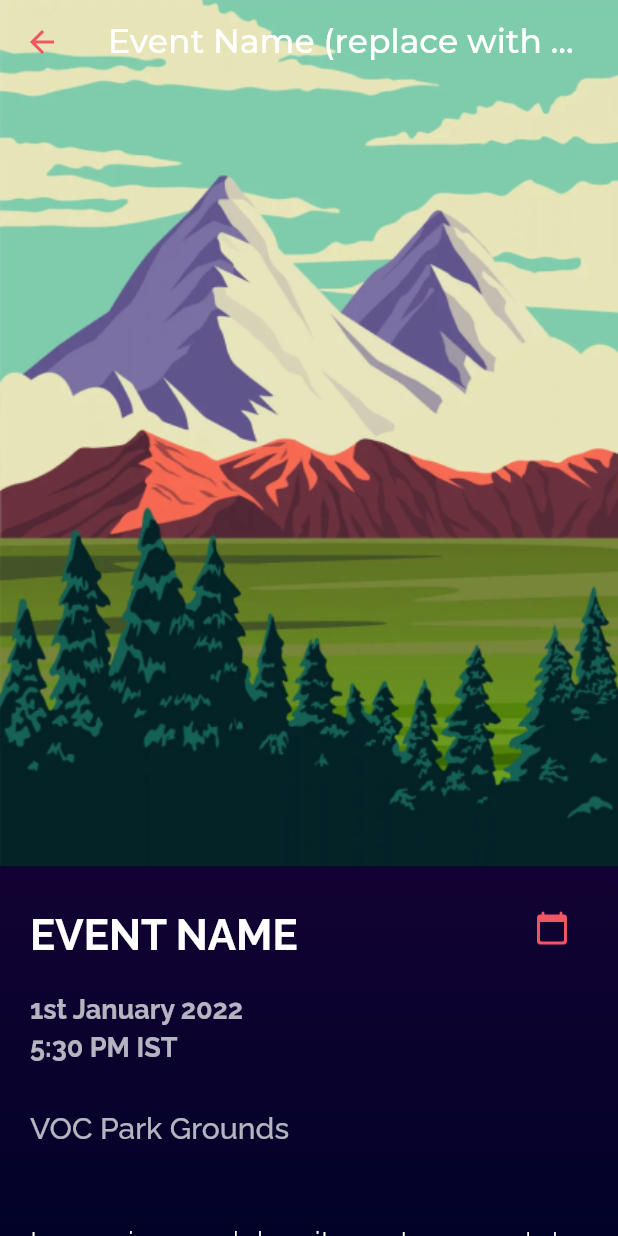
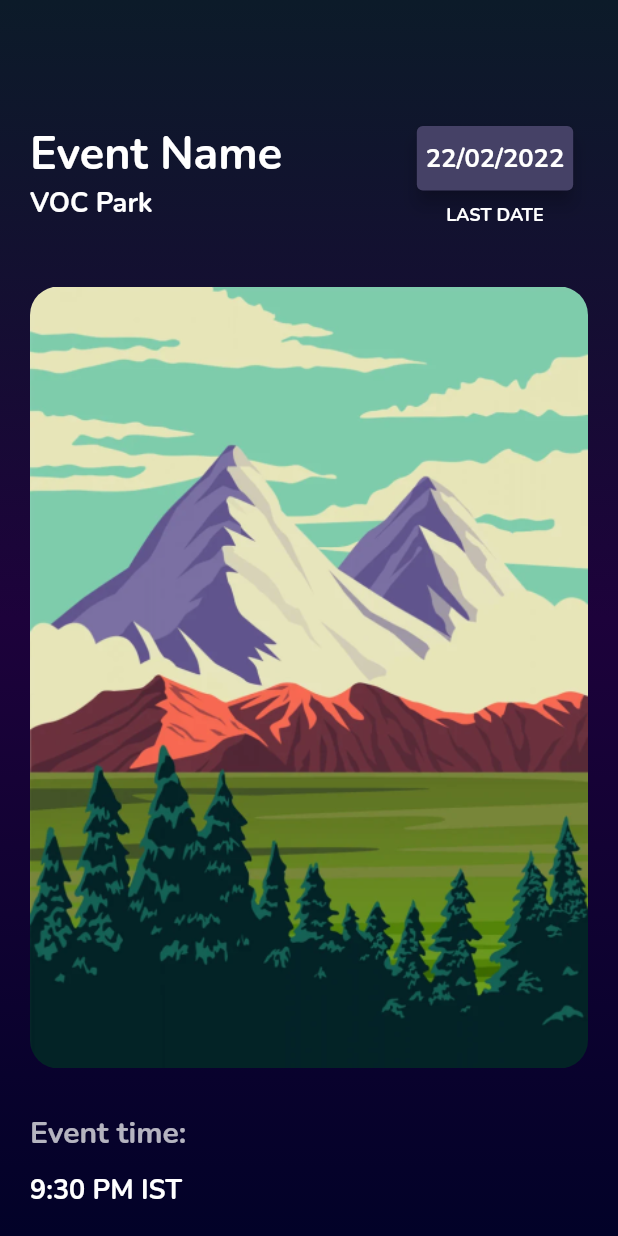
Before and after one commit to cyberwizard1001/events_app, a Flutter app: the EventsPage screen opened directly, on a phone screen of 412 x 824 dp. Run offline on Flutter 3.47's test engine with Material 2 defaults, Android fonts, the phone set to English and light mode, and no system bars; drawn by our look-alikes of auto_size_text; our stand-ins replace cached_network_image, firebase_auth, firebase_core, flutter_svg, google_fonts, smooth_page_indicator; accounts and stored records are empty.

Commit message:
Updated events_page.dart design

```diff
--- a/lib/screens/events_page.dart
+++ b/lib/screens/events_page.dart
@@ -1,5 +1,6 @@
+import 'package:auto_size_text/auto_size_text.dart';
+import 'package:cached_network_image/cached_network_image.dart';
 import 'package:events_app/widgets/appbar_back_button.dart';
-import 'package:events_app/widgets/gradient_button.dart';
 import 'package:flutter/material.dart';
 import 'package:google_fonts/google_fonts.dart';
 import 'package:events_app/utils/colors.dart' as colors;
@@ -23,98 +24,162 @@ class _EventsPageState extends State<EventsPage> {
           children: [
             Column(
               children: [
-                Column(
+                Padding(
+                  padding: const EdgeInsets.symmetric(
+                      horizontal: 20.0, vertical: 20.0),
+                  child: Column(
                     crossAxisAlignment: CrossAxisAlignment.start,
                     children: [
-                    const Image(
+                    Container(
+                    height: 60,
+                  ),
+                      Row(
+                        children: [
+                          Expanded(
+                            flex: 4,
+                            child: Column(
+                              crossAxisAlignment: CrossAxisAlignment.start,
+                              children: [
+                                Padding(
+                                  padding: const EdgeInsets.only(right: 10),
+                                  child: AutoSizeText(
+                                    "Event Name",
+                                    maxLines: 1,
+                                    style: GoogleFonts.nunito(
+                                        color: colors.primaryTextColor,
+                                        fontSize: 30,
+                                        fontWeight: FontWeight.bold),
+                                  ),
+                                ),
+                                Text(
+                                  "VOC Park",
+                                  style: GoogleFonts.nunito(
+                                      color: colors.primaryTextColor,
+                                      fontSize: 18.0),
+                                ),
+                              ],
+                            ),
+                          ),
+                          Expanded(
+                              flex: 2,
+                              child: Column(
+                                children: [
+                                  Card(
+                                    elevation: 5,
+                                    color: colors.dateCardColor,
+                                    child: Padding(
+                                      padding: const EdgeInsets.symmetric(
+                                          horizontal: 6.0, vertical: 10.0),
+                                      child: AutoSizeText(
+                                        "22/02/2022",
+                                        maxLines: 1,
+                                        style: GoogleFonts.nunito(
+                                            color: colors.primaryTextColor,
+                                            fontWeight: FontWeight.bold,
+                                            fontSize: 17),
+                                      ),
+                                    ),
+                                  ),
+                                  Padding(
+                                    padding: const EdgeInsets.only(top: 4.0),
+                                    child: Text(
+                                      'LAST DATE',
+                                      style: GoogleFonts.nunito(
+                                          color: colors.primaryTextColor,
+                                          fontSize: 12),
+                                    ),
+                                  )
+                                ],
+                              ))
+                        ],
+                      ),
+                      Padding(
+                        padding: const EdgeInsets.only(top: 40.0),
+                        child: ClipRRect(
+                          borderRadius: BorderRadius.circular(19),
+                          child: const Image(
                               image: AssetImage('assets/background_image.png'),
                               width: double.infinity,
                               fit: BoxFit.fill),
+                        ),
+                      ),
                       Padding(
-                      padding:
-                          const EdgeInsets.symmetric(vertical: 10, horizontal: 20),
+                        padding: const EdgeInsets.only(top: 30, bottom: 10),
                         child: Row(
                           mainAxisAlignment: MainAxisAlignment.spaceBetween,
                           children: [
-                          Padding(
-                            padding: const EdgeInsets.only(top: 20.0, bottom: 10.0),
-                            child: Text("EVENT NAME",
-                                style: GoogleFonts.raleway(
-                                    color: Colors.white,
-                                    fontSize: 28,
-                                    fontWeight: FontWeight.bold)),
-                          ),
-                          IconButton(
-                              onPressed: () {},
-                              splashRadius: 30,
-                              icon: const Icon(Icons.calendar_today_rounded,))
+                            Text("Event time: ",
+                                style: GoogleFonts.nunito(
+                                    color: Colors.white70, fontSize: 20)),
                           ],
                         ),
                       ),
                       Padding(
-                      padding:
-                          const EdgeInsets.symmetric(vertical: 2, horizontal: 20),
-                      child: Text("1st January 2022",
-                          style: GoogleFonts.raleway(
-                            color: Colors.white70,
+                        padding: const EdgeInsets.symmetric(vertical: 2),
+                        child: Text("9:30 PM IST",
+                            style: GoogleFonts.nunito(
+                              color: Colors.white,
                               fontSize: 18,
                             )),
                       ),
                       Padding(
-                      padding:
-                          const EdgeInsets.symmetric(vertical: 2, horizontal: 20),
-                      child: Text("5:30 PM IST",
-                          style: GoogleFonts.raleway(
-                            color: Colors.white70,
+                        padding: const EdgeInsets.only(top: 30, bottom: 10),
+                        child: Row(
+                          mainAxisAlignment: MainAxisAlignment.spaceBetween,
+                          children: [
+                            Text("Event type: ",
+                                style: GoogleFonts.nunito(
+                                    color: Colors.white70, fontSize: 20)),
+                          ],
+                        ),
+                      ),
+                      Padding(
+                        padding: const EdgeInsets.symmetric(vertical: 2),
+                        child: Text("Event Type",
+                            style: GoogleFonts.nunito(
+                              color: Colors.white,
                               fontSize: 18,
                             )),
                       ),
                       Padding(
-                      padding:
-                          const EdgeInsets.symmetric(vertical: 30, horizontal: 20),
-                      child: Text("VOC Park Grounds",
-                          style: GoogleFonts.raleway(
-                            color: Colors.white70,
-                            fontWeight: FontWeight.w500,
-                            fontSize: 20,
-                          )),
+                        padding: const EdgeInsets.only(top: 30, bottom: 10),
+                        child: Row(
+                          mainAxisAlignment: MainAxisAlignment.spaceBetween,
+                          children: [
+                            Text("Description: ",
+                                style: GoogleFonts.nunito(
+                                    color: Colors.white70, fontSize: 20)),
+                          ],
                         ),
-                    Padding(
-                      padding:
-                          const EdgeInsets.symmetric(vertical: 20, horizontal: 20),
-                      child: Text(
+                      ),
+                      Text(
                           "Lorem ipsum dolor sit amet, consectetur adipiscing elit, sed do eiusmod tempor incididunt ut labore et dolore magna aliqua. Ut enim ad minim veniam, quis nostrud exercitation ullamco laboris nisi ut aliquip ex ea commodo consequat. Duis aute irure dolor in reprehenderit in voluptate velit esse cillum dolore eu fugiat nulla pariatur. Excepteur sint occaecat cupidatat non proident, sunt in culpa qui officia deserunt mollit anim id est laborum.",
                           textAlign: TextAlign.justify,
-                        style: GoogleFonts.raleway(
-                          height: 1.4,
-                          fontWeight: FontWeight.w300,
+                          style: GoogleFonts.nunito(
+                            height: 1.6,
+                            fontWeight: FontWeight.w400,
                             color: Colors.white,
                             fontSize: 20,
                           ),
                         ),
-                    ),
                     ],
                   ),
+                ),
                 Padding(
-                  padding: const EdgeInsets.only(right: 20.0),
+                  padding: const EdgeInsets.only(right: 20.0,),
                   child: Align(
-                    alignment: Alignment.bottomRight,
+                    alignment: Alignment.topRight,
                     child: Padding(
                       padding: const EdgeInsets.symmetric(vertical: 40),
                       child: ElevatedButton(
                         onPressed: () {},
-                        child: Text('RSVP to this event'),
+                        child: Text('RSVP to this event', style: GoogleFonts.nunito(fontWeight: FontWeight.bold, fontSize: 17),),
                       ),
                     ),
                   ),
                 ),
               ],
             ),
-            const Positioned(
-                top: 0,
-                left: 0,
-                right: 0,
-                child: AppBarBackButton('Event Name (replace with name)')),
           ],
         ),
       ),)
--- a/lib/screens/user_management.dart
+++ b/lib/screens/user_management.dart
@@ -20,6 +20,6 @@ class _UserManagementPageState extends State<UserManagementPage> {
           decoration: constants.gradientDecoration,
           child: const AdminListViewWidget(),
         )
-    );;;
+    );
   }
 }
--- a/lib/utils/colors.dart
+++ b/lib/utils/colors.dart
@@ -23,6 +23,7 @@ var gradientEndColor = const Color(0xff020228);
 var buttonColor = const Color(0xff525285);
 var loginGradientBeginColor = const Color(0xff58577A);
 var loginGradientEndColor = const Color(0xff171639);
+var dateCardColor = const Color(0xff454166);
 
 var gradientColors = [gradientBeginColor, gradientMiddleColor, gradientEndColor];
 
--- a/pubspec.yaml
+++ b/pubspec.yaml
@@ -43,6 +43,7 @@ dependencies:
   smooth_page_indicator: ^1.0.0+2
   firebase_auth: ^3.3.7
   firebase_core: ^1.12.0
+  cached_network_image:
 
 dev_dependencies:
   flutter_test:
```
Also changed, not shown: lib/models/event_model.dart (added, +52 -0 lines), lib/screens/admin_eventpage.dart (+120 -95 lines), lib/screens/events_page_backup.dart (added, +122 -0 lines), pubspec.lock. Lines whose indentation alone changed are shown as unchanged.
